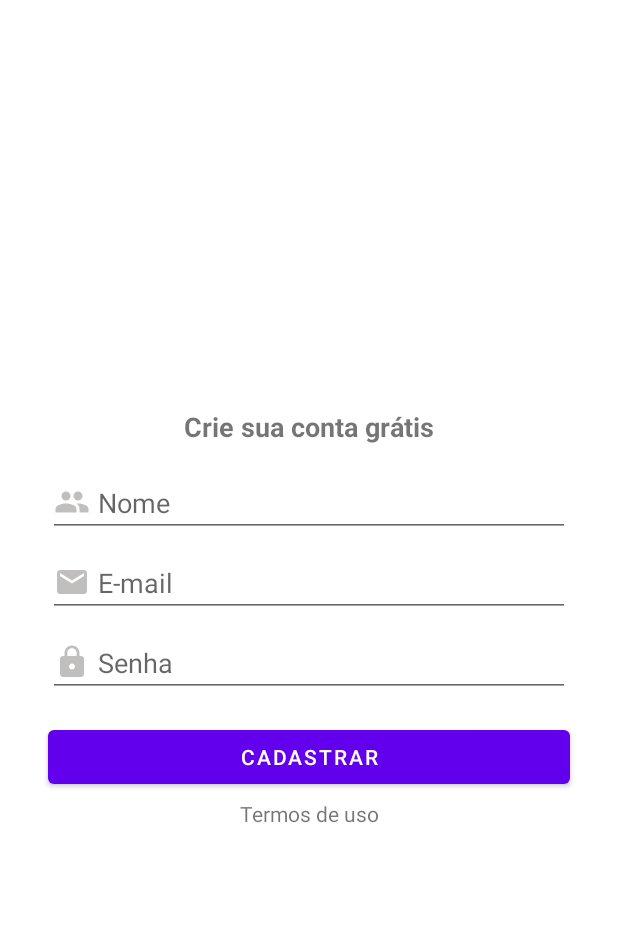
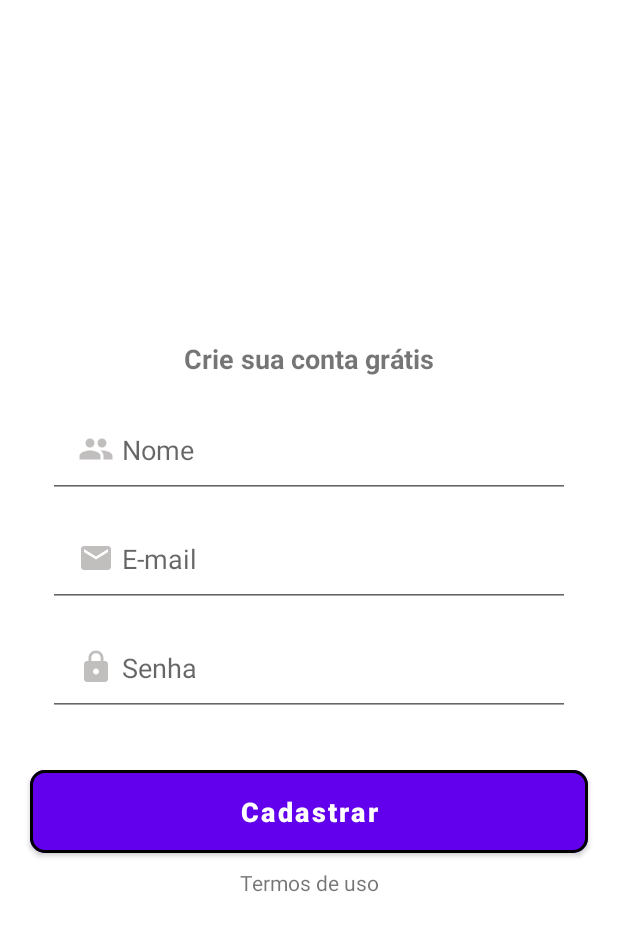
Before and after one commit to luizsfl/custoFrete, an Android app: the screen it shows after launch (MainActivity), after a tap on "Novo por aqui?Escreva-se agora", on a phone screen of 412 x 824 dp. Shown: the top 931 px of the screen. Run offline under Robolectric (Android 15) with nearby library versions, the phone set to English and light mode, and no system bars; our stand-ins replace Firebase (no records; nobody signed in at launch, a user with empty details on screens opened directly); 1 other tap on this screen came first.

Commit message:
Criado os icones para tela de login e ajuste do botão cadastrar

```diff
--- a/app/src/main/res/layout/fragment_cadastro_login.xml
+++ b/app/src/main/res/layout/fragment_cadastro_login.xml
@@ -32,6 +32,8 @@
         android:layout_marginBottom="8dp"
         android:drawableLeft="@drawable/ic_pessoa_cinza_24"
         android:drawablePadding="5dp"
+        android:padding="20dp"
+
         android:ems="10"
         android:hint="Nome"
         android:inputType="textPersonName"
@@ -49,6 +51,7 @@
         android:layout_marginBottom="8dp"
         android:drawableLeft="@drawable/ic_email_cinza_24"
         android:drawablePadding="5dp"
+        android:padding="20dp"
         android:ems="10"
         android:hint="E-mail"
         android:inputType="textPersonName"
@@ -65,6 +68,7 @@
         android:layout_marginEnd="32dp"
         android:drawableLeft="@drawable/ic_cadeado_cinza_24"
         android:drawablePadding="5dp"
+        android:padding="20dp"
         android:ems="10"
         android:hint="Senha"
         android:inputType="textPersonName|text|textPassword"
@@ -75,12 +79,18 @@
 
     <Button
         android:id="@+id/butonCadastrar"
-        android:layout_width="0dp"
+        android:layout_width="match_parent"
         android:layout_height="wrap_content"
-        android:layout_marginStart="32dp"
-        android:layout_marginTop="16dp"
-        android:layout_marginEnd="32dp"
         android:text="Cadastrar"
+        android:textAllCaps="false"
+        android:textSize="18dp"
+        android:padding="15dp"
+        android:textStyle="bold"
+        app:strokeWidth="2dp"
+        app:cornerRadius="10dp"
+        android:layout_marginStart="20dp"
+        android:layout_marginEnd="20dp"
+        android:layout_marginTop="30dp"
         app:layout_constraintBottom_toTopOf="@+id/textView6"
         app:layout_constraintEnd_toEndOf="parent"
         app:layout_constraintStart_toStartOf="parent"
```
Also changed, not shown: app/src/main/res/layout/fragment_login.xml (+7 -3 lines).
